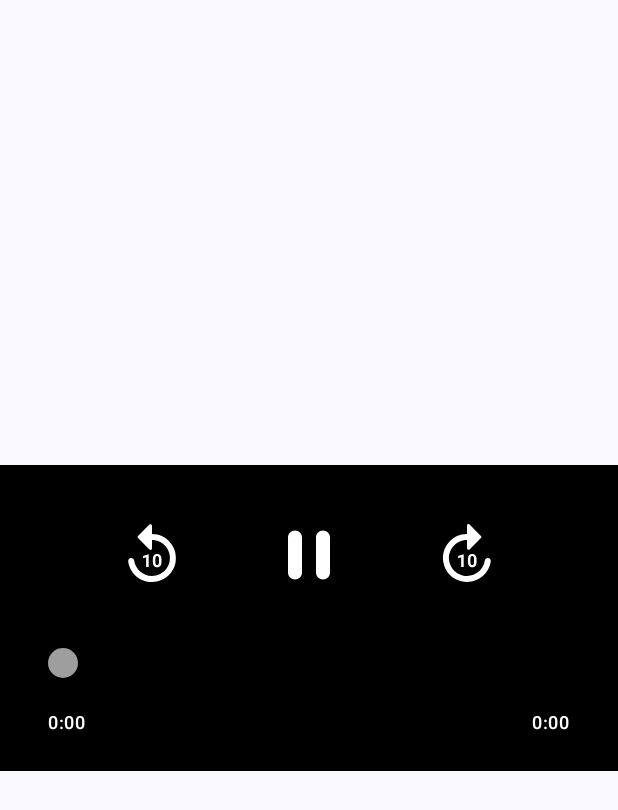
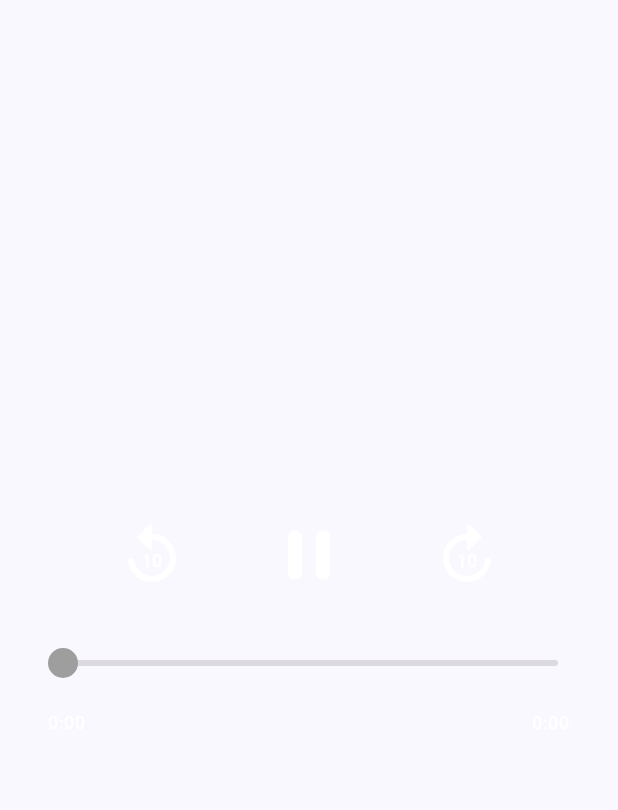
Before and after one commit to Polaralias/AudioFocus, an Android app built with Jetpack Compose: the composable ControlsOverlay shown on its own in the app's theme, on a phone screen of 412 x 824 dp. Shown: the top 810 px of the screen. Run offline under Robolectric (Android 15) with nearby library versions, the phone set to English and light mode, and no system bars.

Commit message:
Remove controls surface background

```diff
--- a/app/src/main/java/com/polaralias/audiofocus/ui/controls/ControlsOverlay.kt
+++ b/app/src/main/java/com/polaralias/audiofocus/ui/controls/ControlsOverlay.kt
@@ -12,7 +12,6 @@ import androidx.compose.foundation.layout.padding
 import androidx.compose.foundation.layout.size
 import androidx.compose.foundation.layout.wrapContentHeight
 import android.graphics.Color as AndroidColor
-import androidx.compose.material3.Surface
 import androidx.compose.material.Icon
 import androidx.compose.material.IconButton
 import androidx.compose.material.Slider
@@ -55,7 +54,6 @@ fun ControlsOverlay(
     val iconSizeSeek = if (state.isPartialOverlay) 40.dp else 48.dp
     val iconSizePlay = if (state.isPartialOverlay) 48.dp else 56.dp
     val spacerHeight = if (state.isPartialOverlay) 8.dp else 12.dp
-    val containerColor = remember(state.containerColor) { Color(state.containerColor) }
     val baseContentColor = remember(state.contentColor) { Color(state.contentColor) }
     val contentColor = remember(state.overlayColor, state.overlayFillMode, baseContentColor) {
         if (state.overlayFillMode == OverlayFillMode.SOLID_COLOR && state.overlayColor == AndroidColor.BLACK) {
@@ -69,16 +67,10 @@ fun ControlsOverlay(
         modifier = Modifier.fillMaxSize(),
         contentAlignment = Alignment.Center
     ) {
-        Surface(
-            modifier = Modifier
-                .fillMaxWidth()
-                .wrapContentHeight(),
-            color = containerColor,
-            contentColor = contentColor
-        ) {
         Column(
             modifier = Modifier
                 .fillMaxWidth()
+                .wrapContentHeight()
                 .padding(horizontal = horizontalPadding, vertical = verticalPadding),
             horizontalAlignment = Alignment.CenterHorizontally
         ) {
@@ -179,7 +171,6 @@ fun ControlsOverlay(
         }
     }
 }
-}
 
 private fun formatTimestamp(millis: Long): String {
     if (millis <= 0L) return "0:00"
```
Lines whose indentation alone changed are shown as unchanged.
